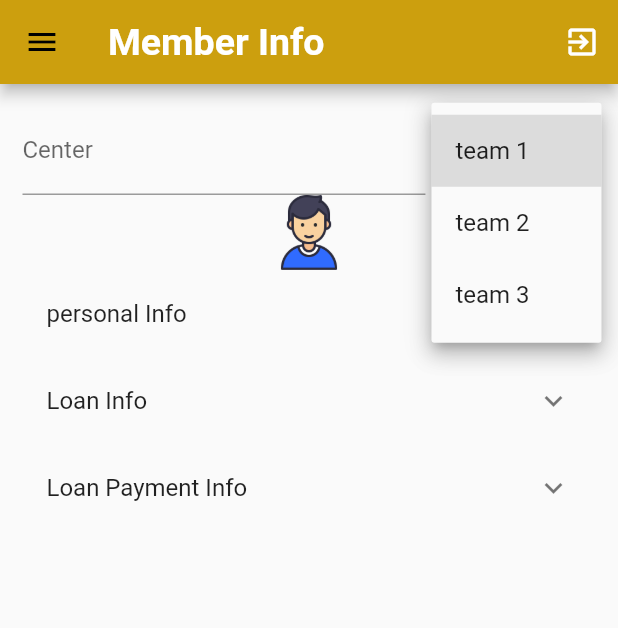
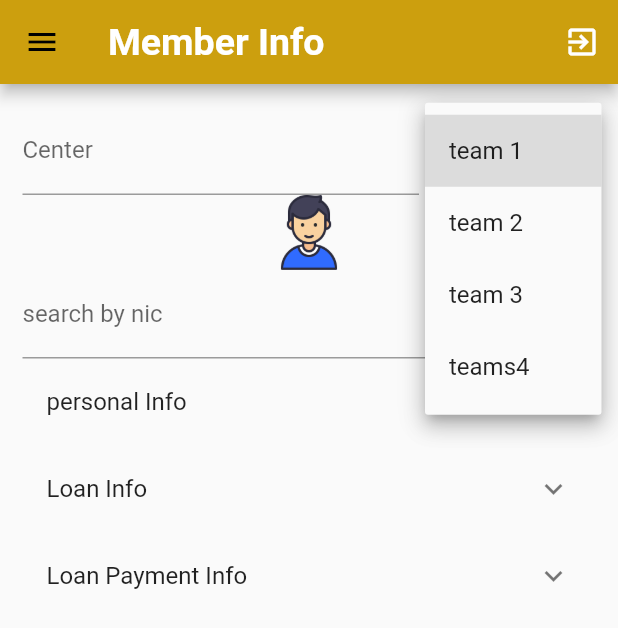
Before and after one commit to dinith72/smartLender_mobile_app, a Flutter app: the MemberInfo screen opened by its route, after a tap on "team 1", on a phone screen of 412 x 824 dp. Shown: the top 628 px of the screen. Run offline on Flutter 3.47's test engine with Material 2 defaults, Android fonts, the phone set to English and light mode, and no system bars; missing offline and left inert: sqljocky5.

Commit message:
update ui features and the connection to the memberinfo controller

```diff
--- /dev/null
+++ b/lib/controller/MemberInfoController.dart
@@ -0,0 +1,8 @@
+class MemberInfoController {
+
+  List<String> teams = new List<String>();
+  List<String> getTeams(){
+    teams = ['team 1' , 'team 2' , 'team 3' , 'teams4'];
+    return teams;
+  }
+}
--- a/lib/otherComponents/Images.dart
+++ b/lib/otherComponents/Images.dart
@@ -1,17 +1,10 @@
 import 'package:flutter/material.dart';
 
-class Images extends StatelessWidget{
+class Images {
 
-  @override
-  Widget build(BuildContext context) {
-    var assetImg = new AssetImage('Images/person.png');
-    var img = new Image(image: assetImg , width:150.0 , height: 150.0,);
-    return new Container(
-      child: img,
-    );
-  }
 
-    Widget getImg(String url , double width , double height){
+    Widget getImg(String url , double width , double height){ // return the specified image wrapped in contaner
+      // url - location of the image
       var assetImg = new AssetImage(url); //
       var img = new Image(image: assetImg , width:width , height: height,);
       return new Container(
--- a/lib/screens/MemberInfo.dart
+++ b/lib/screens/MemberInfo.dart
@@ -4,6 +4,7 @@ import 'package:mobile_app/otherComponents/Entry.dart';
 import 'package:mobile_app/components/CustomDrawer.dart';
 import 'package:mobile_app/components/appBar.dart';
 import 'package:mobile_app/otherComponents/Images.dart';
+import 'package:mobile_app/controller/MemberInfoController.dart';
 //import 'package:app/main.dart';
 
 class MemberInfo extends StatefulWidget{
@@ -22,7 +23,7 @@ class _MemberInfo extends State<MemberInfo>{
 
   @override
   void initState() {
-    teams = ['team 1' , 'team 2' , 'team 3'];
+    teams = MemberInfoController().getTeams();
     _teamval = teams[0];
     mainCatagories =
     [
@@ -65,6 +66,9 @@ class _MemberInfo extends State<MemberInfo>{
     print(_center.text);
   }
 
+  void nicTextchanged() {
+    print(_nic.text);
+  }
   void dropdownSelected(String teamPicked){
     setState(() {
       _teamval = teamPicked;
@@ -111,10 +115,27 @@ class _MemberInfo extends State<MemberInfo>{
                               onChanged: (String teamPicked){dropdownSelected(teamPicked);}
                           ) ,
                         ),
+
                       ],
 
                     )  ,
                     Images().getImg('Images/person.png', 50.0, 50.0),
+                    new Row(
+                      mainAxisSize: MainAxisSize.max,
+                      mainAxisAlignment: MainAxisAlignment.center,
+                      children: <Widget>[
+                        new Flexible( // should be enclosed in Flexible unless exception is shown
+
+                          child: new TextField( // normal text field data
+                            controller: _nic ,
+                            decoration: new InputDecoration( hintText: 'enter nic here  ' , labelText: 'search by nic '),
+                            onChanged: (String txt){nicTextchanged();},
+                          ),
+
+                        ),
+                      ],
+                    ),
+
 
 
 //                     new DecoratedBox(
```
